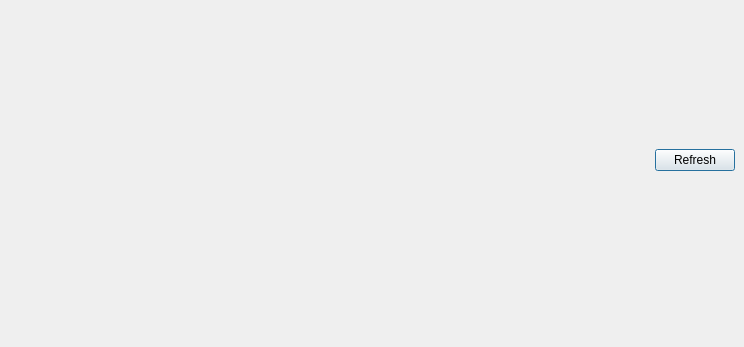
Before: the Qt Designer form subarchitectures/conceptual.sa/branches/avs-iros11/src/c++/conceptual/components/Tester/ConceptualWidget/GraphDialog.ui in marc-hanheide/cogx, drawn with Qt 5; both pictures show x 0 to 744 and y 225 to 572 of the 744 by 572 pixel window.
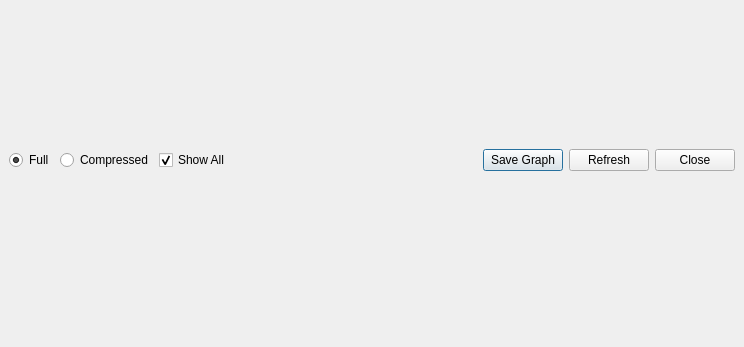
After: the same form once the commit is applied. Icons and pictures are not drawn.

Commit message: Nice colorful graphs.

The edit to the form file:
```diff
--- a/subarchitectures/conceptual.sa/branches/avs-iros11/src/c++/conceptual/components/Tester/ConceptualWidget/GraphDialog.ui
+++ b/subarchitectures/conceptual.sa/branches/avs-iros11/src/c++/conceptual/components/Tester/ConceptualWidget/GraphDialog.ui
@@ -100,6 +100,33 @@
      <property name="bottomMargin">
       <number>2</number>
      </property>
+     <item>
+      <widget class="QRadioButton" name="fullRadioButton">
+       <property name="text">
+        <string>Full</string>
+       </property>
+       <property name="checked">
+        <bool>true</bool>
+       </property>
+      </widget>
+     </item>
+     <item>
+      <widget class="QRadioButton" name="compressedeRadioButton">
+       <property name="text">
+        <string>Compressed</string>
+       </property>
+      </widget>
+     </item>
+     <item>
+      <widget class="QCheckBox" name="showAllCheckBox">
+       <property name="text">
+        <string>Show All</string>
+       </property>
+       <property name="checked">
+        <bool>true</bool>
+       </property>
+      </widget>
+     </item>
      <item>
       <spacer name="horizontalSpacer">
        <property name="orientation">
@@ -113,6 +140,17 @@
        </property>
       </spacer>
      </item>
+     <item>
+      <widget class="QPushButton" name="saveButton">
+       <property name="text">
+        <string>Save Graph</string>
+       </property>
+       <property name="icon">
+        <iconset resource="../resources.qrc">
+         <normaloff>:/icons/icons/filesave.png</normaloff>:/icons/icons/filesave.png</iconset>
+       </property>
+      </widget>
+     </item>
      <item>
       <widget class="QPushButton" name="refreshButton">
        <property name="text">
@@ -124,6 +162,17 @@
        </property>
       </widget>
      </item>
+     <item>
+      <widget class="QPushButton" name="closeButton">
+       <property name="text">
+        <string>Close</string>
+       </property>
+       <property name="icon">
+        <iconset resource="../resources.qrc">
+         <normaloff>:/icons/icons/dialog-close.png</normaloff>:/icons/icons/dialog-close.png</iconset>
+       </property>
+      </widget>
+     </item>
     </layout>
    </item>
   </layout>
```
Left out of the diff: 67 changed lines with no effect on the pictures. The commit also changes 4 other files.
